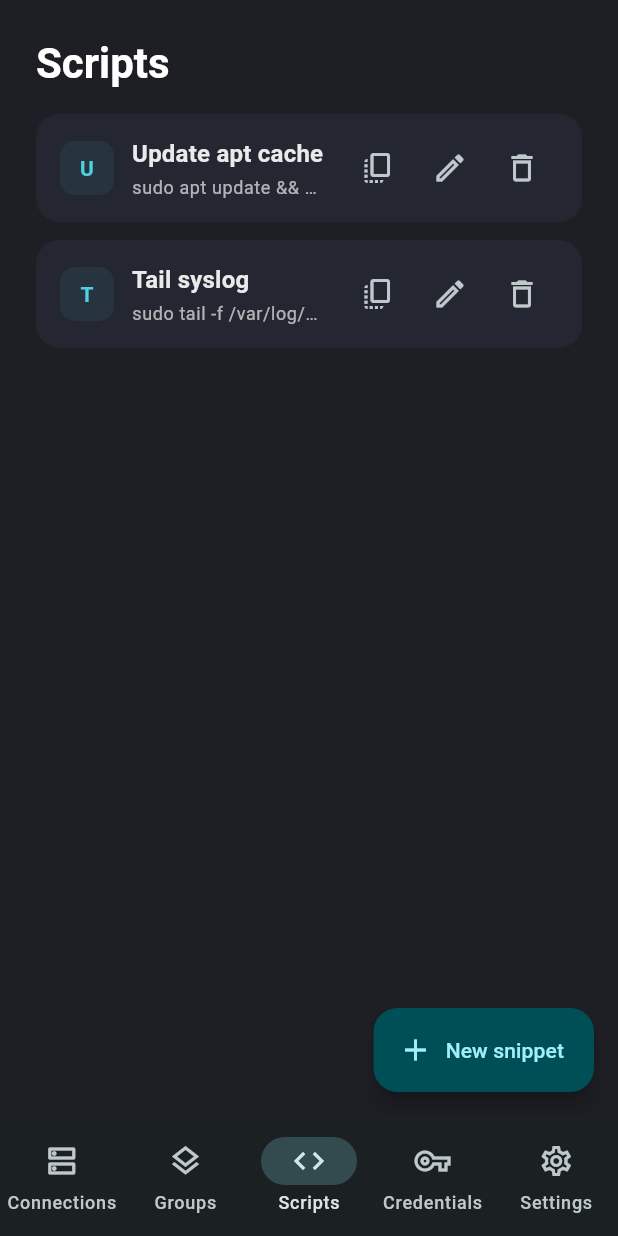
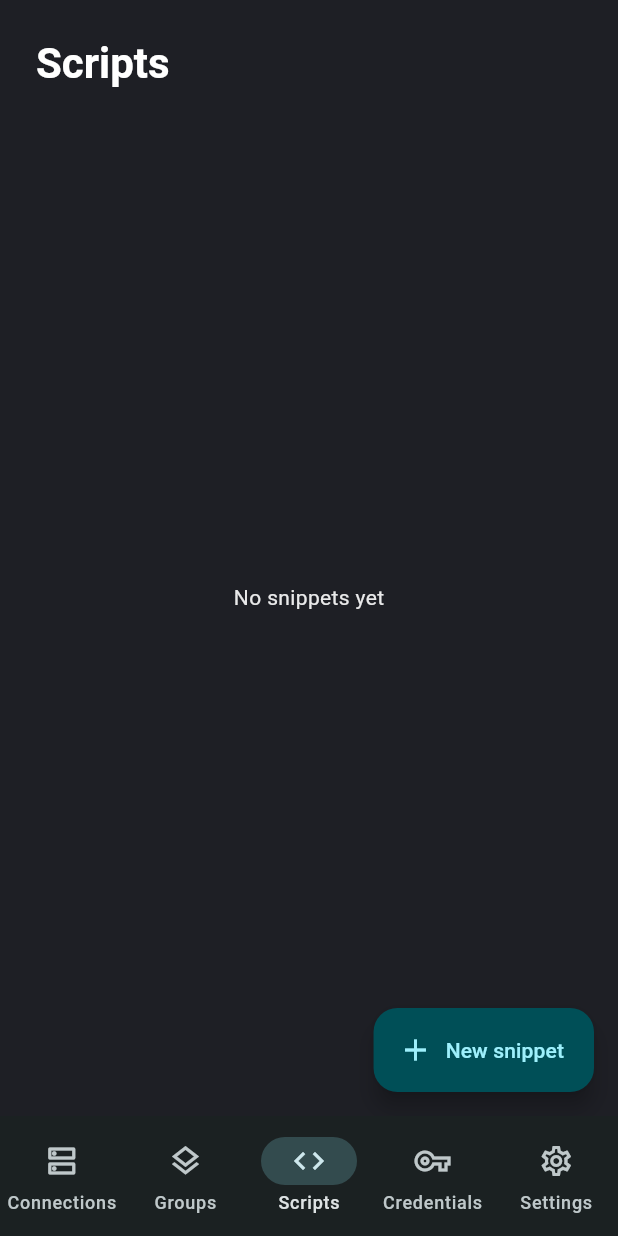
Before and after one commit to ct-jyjntc/STerminal, a Flutter app: the screen it shows after launch, item 3 of the bottom bar chosen, on a phone screen of 412 x 824 dp. Run offline on Flutter 3.47's test engine with Material 3 defaults, Android fonts, the phone set to English and light mode, and no system bars; our stand-ins replace flutter_riverpod, go_router, shared_preferences; missing offline and left inert: dartssh2, file_selector, flutter_monaco, xterm.

Commit message:
feat: 移除引导提供程序中的默认数据插入逻辑，简化初始化过程

```diff
--- a/lib/src/core/app_providers.dart
+++ b/lib/src/core/app_providers.dart
@@ -49,78 +49,9 @@ final snippetsRepositoryProvider = Provider<SnippetsRepository>((ref) {
 });
 
 final bootstrapProvider = FutureProvider<void>((ref) async {
-  final uuid = ref.read(uuidProvider);
-  final hostsRepo = ref.read(hostsRepositoryProvider);
-  final groupsRepo = ref.read(groupsRepositoryProvider);
-  final credentialsRepo = ref.read(credentialsRepositoryProvider);
-  final snippetsRepo = ref.read(snippetsRepositoryProvider);
-
-  if (groupsRepo.snapshot.isEmpty) {
-    final defaultGroups = [
-      HostGroup(
-        id: uuid.v4(),
-        name: 'Production',
-        colorHex: '#F06292',
-        icon: 'shield',
-        description: 'Critical workloads',
-      ),
-      HostGroup(
-        id: uuid.v4(),
-        name: 'Staging',
-        colorHex: '#4DD0E1',
-        icon: 'lab',
-        description: 'Pre-release environment',
-      ),
-    ];
-    await groupsRepo.upsertMany(defaultGroups);
-  }
-
-  if (credentialsRepo.snapshot.isEmpty) {
-    final defaultCredential = Credential(
-      id: uuid.v4(),
-      name: 'Demo root',
-      username: 'root',
-      authKind: CredentialAuthKind.password,
-      password: 'changeme',
-      createdAt: DateTime.now(),
-      updatedAt: DateTime.now(),
-    );
-    await credentialsRepo.upsert(defaultCredential);
-  }
-
-  if (hostsRepo.snapshot.isEmpty) {
-    final defaultCredentialId = credentialsRepo.snapshot.first.id;
-    await hostsRepo.upsert(
-      Host(
-        id: uuid.v4(),
-        name: 'Demo Server',
-        address: 'demo.server.local',
-        port: 22,
-        credentialId: defaultCredentialId,
-        groupId: groupsRepo.snapshot.first.id,
-        colorHex: '#4DD0E1',
-        tags: const ['demo', 'linux'],
-        createdAt: DateTime.now(),
-        updatedAt: DateTime.now(),
-        description: 'Sample endpoint to showcase UI',
-      ),
-    );
-  }
-
-  if (snippetsRepo.snapshot.isEmpty) {
-    await snippetsRepo.upsertMany([
-      Snippet(
-        id: uuid.v4(),
-        title: 'Update apt cache',
-        command: 'sudo apt update && sudo apt upgrade',
-        description: 'Keeps packages up to date',
-        tags: const ['maintenance'],
-      ),
-      Snippet(
-        id: uuid.v4(),
-        title: 'Tail syslog',
-        command: 'sudo tail -f /var/log/syslog',
-      ),
-    ]);
-  }
+  // Ensure repositories are initialized; no default seed data on first launch.
+  ref.read(hostsRepositoryProvider);
+  ref.read(groupsRepositoryProvider);
+  ref.read(credentialsRepositoryProvider);
+  ref.read(snippetsRepositoryProvider);
 });
```
